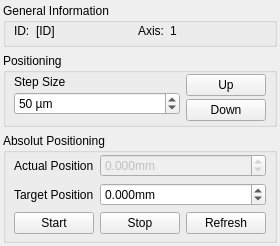
itom-project/plugins, file LeicaMotorFocus/dockWidgetLeicaMotorFocus.ui: the form before one commit.
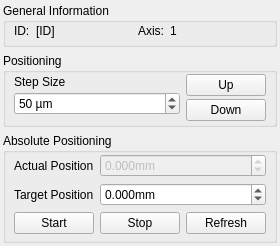
The form after the commit.

```diff
--- a/LeicaMotorFocus/dockWidgetLeicaMotorFocus.ui
+++ b/LeicaMotorFocus/dockWidgetLeicaMotorFocus.ui
@@ -204,7 +204,7 @@
    <item>
     <widget class="QGroupBox" name="groupBox_3">
      <property name="title">
-      <string>Absolut Positioning</string>
+      <string>Absolute Positioning</string>
      </property>
      <layout class="QVBoxLayout" name="verticalLayout_3">
       <property name="leftMargin">
```
